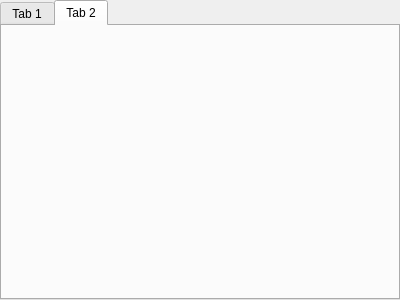
Before: the Qt Designer form FEASKonsole/widget.ui in luxil/FEASKonsole, drawn with Qt 5.
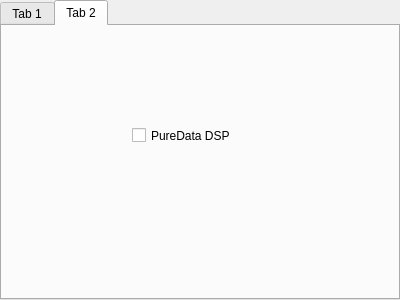
After: the same form once the commit is applied. The open tabs and pages were chosen to show the change.

Commit message: Klasse "sendoscmsg" implementiert; Checkbox PureData-DSP hinzugefuegt; DSP per OSC On-Off in pd-pacth hinzugefuegt

```diff
--- a/FEASKonsole/widget.ui
+++ b/FEASKonsole/widget.ui
@@ -35,6 +35,19 @@
    <attribute name="title">
     <string>Tab 2</string>
    </attribute>
+   <widget class="QCheckBox" name="checkBox">
+    <property name="geometry">
+     <rect>
+      <x>130</x>
+      <y>100</y>
+      <width>101</width>
+      <height>19</height>
+     </rect>
+    </property>
+    <property name="text">
+     <string>PureData DSP</string>
+    </property>
+   </widget>
   </widget>
  </widget>
  <resources/>
```
Left out of the diff: 3 changed lines with no effect on the pictures. The commit also changes 19 other files.
